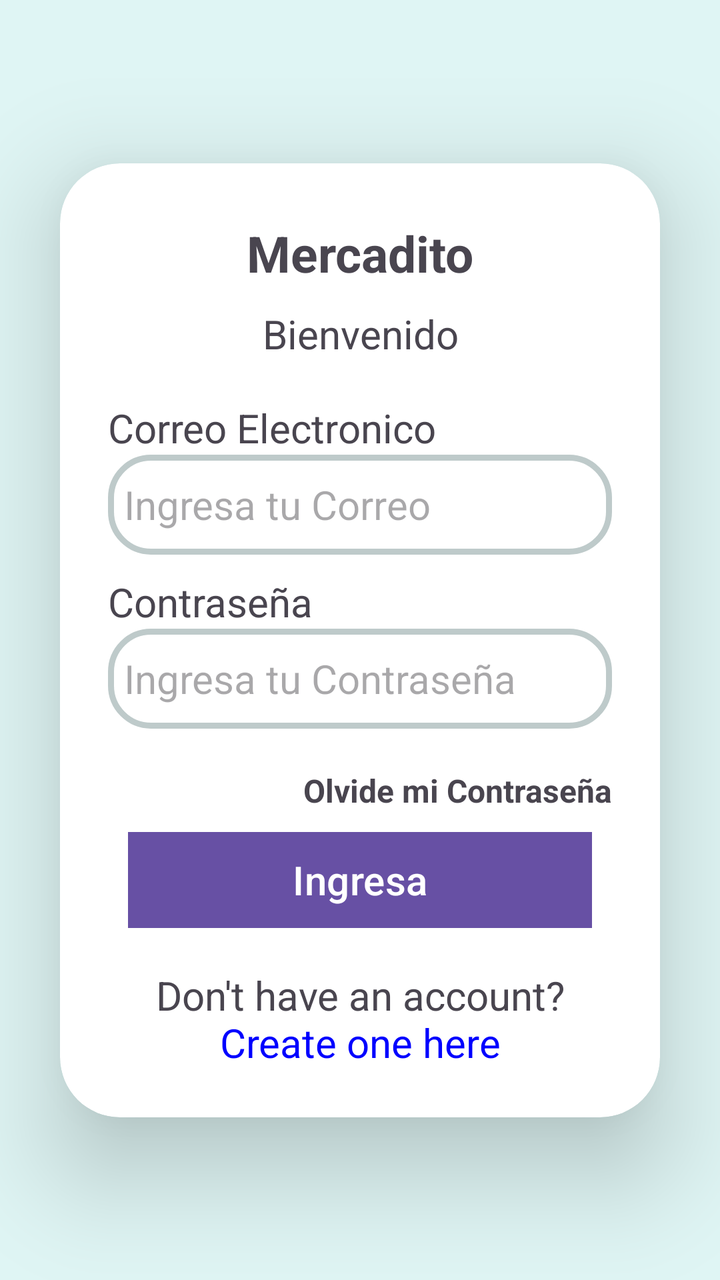
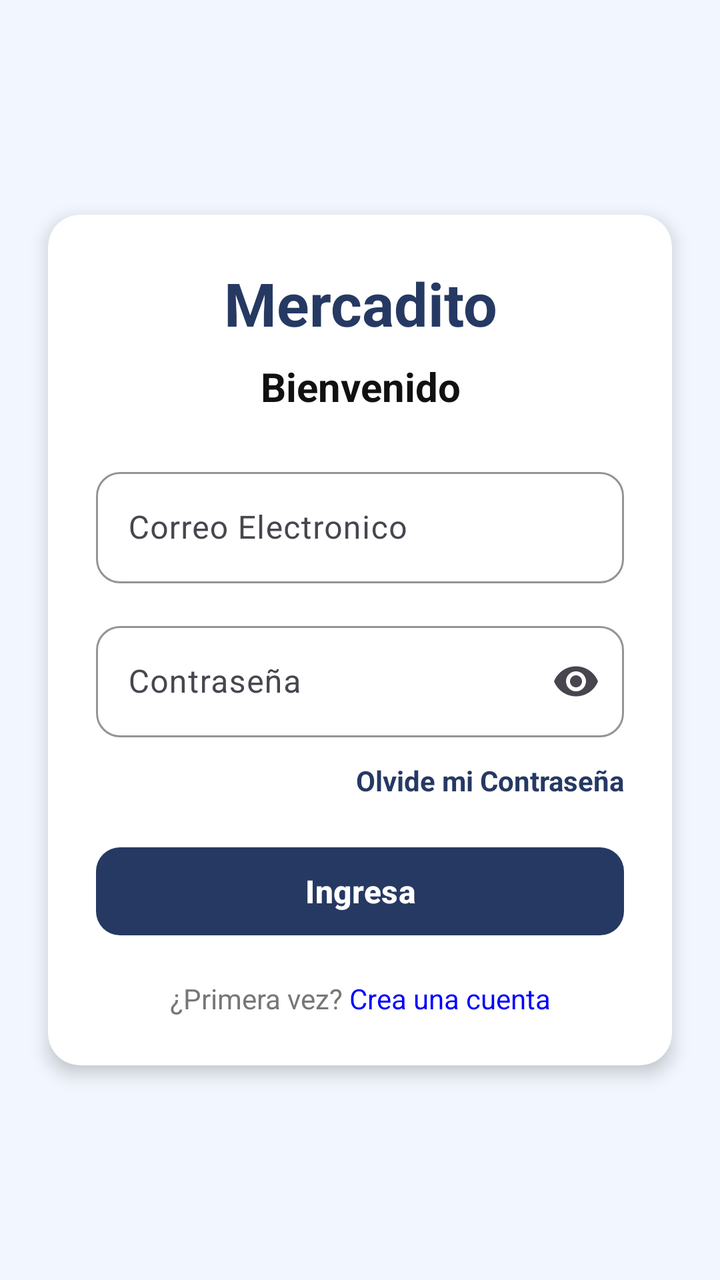

Screens rendered from an Android XML layout before and after an edit, with the pre-edit source and the edit as a unified diff.
<!-- AndroidManifest.xml: application theme Theme.MyApplication -->
<!-- res/layout/activity_login.xml -->
<?xml version="1.0" encoding="utf-8"?>
<androidx.constraintlayout.widget.ConstraintLayout xmlns:android="http://schemas.android.com/apk/res/android"
    xmlns:app="http://schemas.android.com/apk/res-auto"
    xmlns:tools="http://schemas.android.com/tools"
    android:id="@+id/main"
    android:layout_width="match_parent"
    android:layout_height="match_parent"
    tools:context=".features.auth.presentation.activity.LoginActivity"
    android:background="@color/main_screen">

    <androidx.cardview.widget.CardView
        android:layout_width="match_parent"
        android:layout_height="wrap_content"
        android:layout_margin="30dp"
        app:cardCornerRadius="30dp"
        app:cardElevation="30dp"
        app:layout_constraintBottom_toBottomOf="parent"
        app:layout_constraintTop_toTopOf="parent"
        app:layout_constraintEnd_toEndOf="parent"
        app:layout_constraintStart_toStartOf="parent"
        android:background="@drawable/custumer">

        <LinearLayout
            android:layout_width="match_parent"
            android:layout_height="match_parent"
            android:orientation="vertical"
            android:padding="24dp">

            <TextView
                android:layout_width="match_parent"
                android:layout_height="wrap_content"
                android:layout_marginTop="4dp"
                android:gravity="center"
                android:text="@string/app_name"
                android:textSize="25sp"
                android:textStyle="bold" />

            <TextView
                android:layout_width="match_parent"
                android:layout_height="wrap_content"
                android:layout_marginTop="10dp"
                android:gravity="center"
                android:text="@string/welcome_back"
                android:textSize="20sp" />

            <TextView
                android:layout_width="match_parent"
                android:layout_height="wrap_content"
                android:layout_marginTop="20dp"
                android:text="@string/email"
                android:textSize="20sp" />

            <EditText
                android:id="@+id/email_login"
                android:layout_width="match_parent"
                android:layout_height="50dp"
                android:background="@drawable/custumer"
                android:hint="@string/hint_Email"
                android:inputType="textEmailAddress"
                android:padding="8dp"
                android:textSize="20sp" />

            <TextView
                android:layout_width="match_parent"
                android:layout_height="wrap_content"
                android:layout_marginTop="10dp"
                android:text="@string/password"
                android:textSize="20sp" />

            <EditText
                android:id="@+id/password_login"
                android:layout_width="match_parent"
                android:layout_height="50dp"
                android:background="@drawable/custumer"
                android:hint="@string/hint_Password"
                android:inputType="textPassword"
                android:padding="8dp"
                android:textSize="20sp" />

            <TextView
                android:id="@+id/link_forgetPassword"
                android:layout_width="match_parent"
                android:layout_height="match_parent"
                android:layout_marginTop="20dp"
                android:clickable="true"
                android:focusable="true"
                android:gravity="end"
                android:text="@string/link_forgotPassword"
                android:textSize="16sp"
                android:textStyle="bold" />

            <Button
                android:id="@+id/button_login"
                android:layout_width="match_parent"
                android:layout_height="match_parent"
                android:layout_margin="10dp"
                android:textSize="20sp"
                android:background="@color/black"
                android:text="@string/button_Login" />

            <TextView
                android:id="@+id/link_singup"
                android:layout_width="match_parent"
                android:layout_height="wrap_content"
                android:layout_marginTop="10dp"
                android:gravity="center"
                android:text="@string/create_account_text"
                android:textSize="20sp" />


        </LinearLayout>

    </androidx.cardview.widget.CardView>

</androidx.constraintlayout.widget.ConstraintLayout>
<!-- resources referenced by this layout -->
<resources>
  <color name="black">#FF000000</color>
  <color name="main_screen">#DFF5F4</color>
  <!-- drawable custumer (drawable) -->
  <?xml version="1.0" encoding="utf-8"?>
  <shape xmlns:android="http://schemas.android.com/apk/res/android" android:shape="rectangle">
      <stroke
          android:width="3dp"
          android:color="@color/gray"/>
      <corners
          android:radius="20dp"/>
  
  </shape>
  <string name="app_name">Mercadito</string>
  <string name="button_Login">Ingresa</string>
  <string name="create_account_text">
      Don\'t have an account? <font color="#0000FF">Create one here</font>
      </string>
  <string name="email">Correo Electronico</string>
  <string name="hint_Email">Ingresa tu Correo</string>
  <string name="hint_Password">Ingresa tu Contraseña</string>
  <string name="link_forgotPassword">Olvide mi Contraseña</string>
  <string name="password">Contraseña</string>
  <string name="welcome_back">Bienvenido</string>
  <style name="Theme.MyApplication" parent="Base.Theme.MyApplication" />
  <color name="gray">#BECACA</color>
  <style name="Base.Theme.MyApplication" parent="Theme.Material3.DayNight.NoActionBar">
          
          
      </style>
</resources>

<!-- the commit's change to res/layout/activity_login.xml (unified diff, before → after) -->
@@ -1,112 +1,135 @@
 <?xml version="1.0" encoding="utf-8"?>
-<androidx.constraintlayout.widget.ConstraintLayout xmlns:android="http://schemas.android.com/apk/res/android"
+<androidx.constraintlayout.widget.ConstraintLayout
+    xmlns:android="http://schemas.android.com/apk/res/android"
     xmlns:app="http://schemas.android.com/apk/res-auto"
     xmlns:tools="http://schemas.android.com/tools"
     android:id="@+id/main"
     android:layout_width="match_parent"
     android:layout_height="match_parent"
-    tools:context=".features.auth.presentation.activity.LoginActivity"
-    android:background="@color/main_screen">
+    android:background="@color/main_screen"
+    tools:context=".features.auth.presentation.activity.LoginActivity">
 
     <androidx.cardview.widget.CardView
         android:layout_width="match_parent"
         android:layout_height="wrap_content"
-        android:layout_margin="30dp"
-        app:cardCornerRadius="30dp"
-        app:cardElevation="30dp"
+        android:layout_margin="24dp"
+        app:cardBackgroundColor="@color/foodstore_surface"
+        app:cardCornerRadius="16dp"
+        app:cardElevation="5dp"
         app:layout_constraintBottom_toBottomOf="parent"
-        app:layout_constraintTop_toTopOf="parent"
         app:layout_constraintEnd_toEndOf="parent"
         app:layout_constraintStart_toStartOf="parent"
-        android:background="@drawable/custumer">
+        app:layout_constraintTop_toTopOf="parent">
 
         <LinearLayout
             android:layout_width="match_parent"
-            android:layout_height="match_parent"
+            android:layout_height="wrap_content"
             android:orientation="vertical"
             android:padding="24dp">
 
+            
             <TextView
                 android:layout_width="match_parent"
                 android:layout_height="wrap_content"
-                android:layout_marginTop="4dp"
                 android:gravity="center"
                 android:text="@string/app_name"
-                android:textSize="25sp"
+                android:textColor="@color/foodstore_primary"
+                android:textSize="30sp"
                 android:textStyle="bold" />
 
+            
             <TextView
                 android:layout_width="match_parent"
                 android:layout_height="wrap_content"
-                android:layout_marginTop="10dp"
+                android:layout_marginTop="8dp"
                 android:gravity="center"
                 android:text="@string/welcome_back"
-                android:textSize="20sp" />
+                android:textColor="@color/foodstore_text"
+                android:textSize="20sp"
+                android:textStyle="bold" />
 
-            <TextView
+            
+            <com.google.android.material.textfield.TextInputLayout
                 android:layout_width="match_parent"
                 android:layout_height="wrap_content"
-                android:layout_marginTop="20dp"
-                android:text="@string/email"
-                android:textSize="20sp" />
+                android:layout_marginTop="24dp"
+                android:hint="@string/email"
+                app:boxBackgroundMode="outline"
+                app:boxCornerRadiusBottomEnd="12dp"
+                app:boxCornerRadiusBottomStart="12dp"
+                app:boxCornerRadiusTopEnd="12dp"
+                app:boxCornerRadiusTopStart="12dp"
+                app:boxStrokeColor="@color/foodstore_primary">
 
-            <EditText
-                android:id="@+id/email_login"
-                android:layout_width="match_parent"
-                android:layout_height="50dp"
-                android:background="@drawable/custumer"
-                android:hint="@string/hint_Email"
-                android:inputType="textEmailAddress"
-                android:padding="8dp"
-                android:textSize="20sp" />
+                <com.google.android.material.textfield.TextInputEditText
+                    android:id="@+id/email_login"
+                    android:layout_width="match_parent"
+                    android:layout_height="wrap_content"
+                    android:inputType="textEmailAddress"
+                    android:textSize="16sp" />
 
-            <TextView
+            </com.google.android.material.textfield.TextInputLayout>
+
+            
+            <com.google.android.material.textfield.TextInputLayout
                 android:layout_width="match_parent"
                 android:layout_height="wrap_content"
-                android:layout_marginTop="10dp"
-                android:text="@string/password"
-                android:textSize="20sp" />
+                android:layout_marginTop="16dp"
+                android:hint="@string/password"
+                app:boxBackgroundMode="outline"
+                app:boxCornerRadiusBottomEnd="12dp"
+                app:boxCornerRadiusBottomStart="12dp"
+                app:boxCornerRadiusTopEnd="12dp"
+                app:boxCornerRadiusTopStart="12dp"
+                app:boxStrokeColor="@color/foodstore_primary"
+                app:endIconMode="password_toggle">
 
-            <EditText
-                android:id="@+id/password_login"
-                android:layout_width="match_parent"
-                android:layout_height="50dp"
-                android:background="@drawable/custumer"
-                android:hint="@string/hint_Password"
-                android:inputType="textPassword"
-                android:padding="8dp"
-                android:textSize="20sp" />
+                <com.google.android.material.textfield.TextInputEditText
+                    android:id="@+id/password_login"
+                    android:layout_width="match_parent"
+                    android:layout_height="wrap_content"
+                    android:inputType="textPassword"
+                    android:textSize="16sp" />
 
+            </com.google.android.material.textfield.TextInputLayout>
+
+            
             <TextView
                 android:id="@+id/link_forgetPassword"
                 android:layout_width="match_parent"
-                android:layout_height="match_parent"
-                android:layout_marginTop="20dp"
+                android:layout_height="wrap_content"
+                android:layout_marginTop="12dp"
                 android:clickable="true"
                 android:focusable="true"
                 android:gravity="end"
                 android:text="@string/link_forgotPassword"
-                android:textSize="16sp"
+                android:textColor="@color/foodstore_primary"
+                android:textSize="14sp"
                 android:textStyle="bold" />
 
-            <Button
+            
+            <com.google.android.material.button.MaterialButton
                 android:id="@+id/button_login"
                 android:layout_width="match_parent"
-                android:layout_height="match_parent"
-                android:layout_margin="10dp"
-                android:textSize="20sp"
-                android:background="@color/black"
-                android:text="@string/button_Login" />
+                android:layout_height="52dp"
+                android:layout_marginTop="20dp"
+                android:text="@string/button_Login"
+                android:textColor="@android:color/white"
+                android:textSize="16sp"
+                android:textStyle="bold"
+                app:backgroundTint="@color/foodstore_primary"
+                app:cornerRadius="12dp" />
 
+            
             <TextView
                 android:id="@+id/link_singup"
                 android:layout_width="match_parent"
                 android:layout_height="wrap_content"
-                android:layout_marginTop="10dp"
+                android:layout_marginTop="18dp"
                 android:gravity="center"
                 android:text="@string/create_account_text"
-                android:textSize="20sp" />
-
+                android:textColor="@color/foodstore_text_secondary"
+                android:textSize="14sp" />
 
         </LinearLayout>
 
<!-- resource entries referenced after the edit -->
@@ -1,30 +1,20 @@
 <!-- resources referenced by this layout -->
 <resources>
-  <color name="black">#FF000000</color>
-  <color name="main_screen">#DFF5F4</color>
-  <!-- drawable custumer (drawable) -->
-  <?xml version="1.0" encoding="utf-8"?>
-  <shape xmlns:android="http://schemas.android.com/apk/res/android" android:shape="rectangle">
-      <stroke
-          android:width="3dp"
-          android:color="@color/gray"/>
-      <corners
-          android:radius="20dp"/>
-  
-  </shape>
+  <color name="foodstore_primary">#263963</color>
+  <color name="foodstore_surface">#FFFFFF</color>
+  <color name="foodstore_text">#111111</color>
+  <color name="foodstore_text_secondary">#777777</color>
+  <color name="main_screen">#F2F7FF</color>
   <string name="app_name">Mercadito</string>
   <string name="button_Login">Ingresa</string>
   <string name="create_account_text">
-      Don\'t have an account? <font color="#0000FF">Create one here</font>
+      ¿Primera vez? <font color="#0000FF">Crea una cuenta</font>
       </string>
   <string name="email">Correo Electronico</string>
-  <string name="hint_Email">Ingresa tu Correo</string>
-  <string name="hint_Password">Ingresa tu Contraseña</string>
   <string name="link_forgotPassword">Olvide mi Contraseña</string>
   <string name="password">Contraseña</string>
   <string name="welcome_back">Bienvenido</string>
   <style name="Theme.MyApplication" parent="Base.Theme.MyApplication" />
-  <color name="gray">#BECACA</color>
   <style name="Base.Theme.MyApplication" parent="Theme.Material3.DayNight.NoActionBar">
           
           
